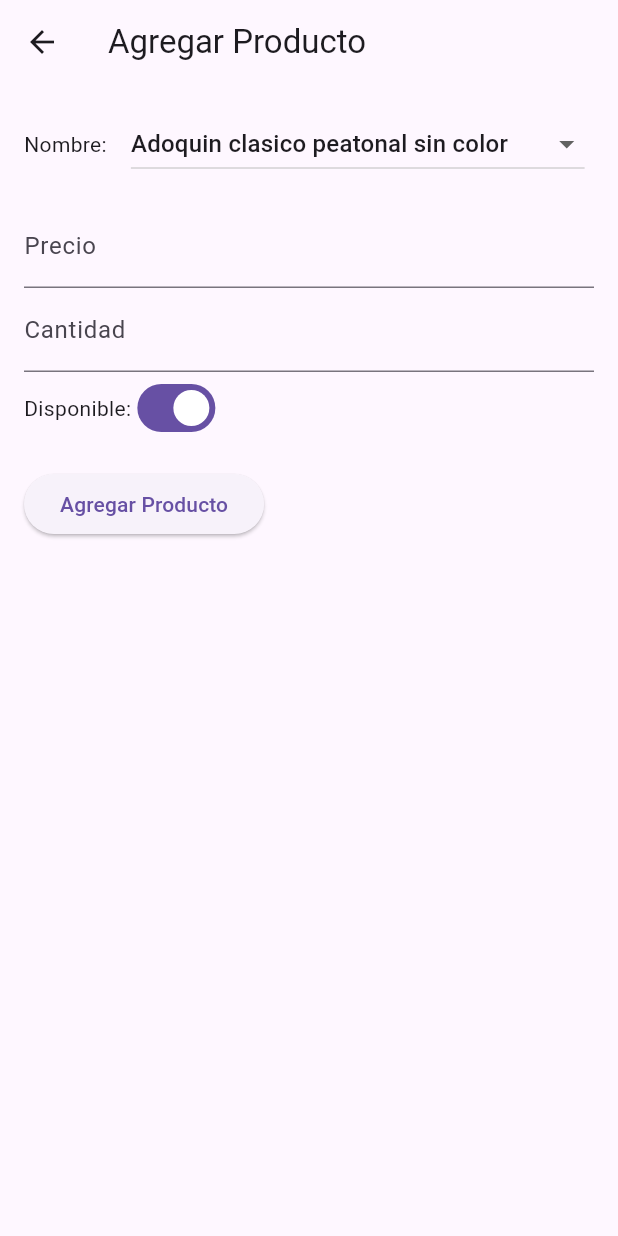
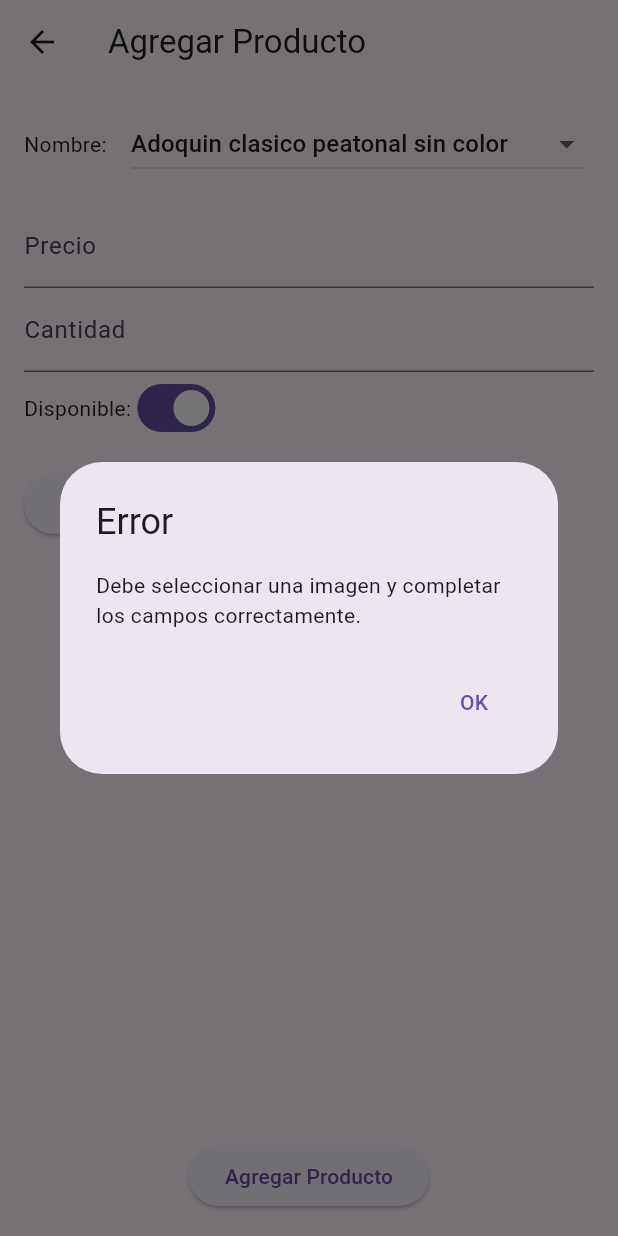
Before and after one commit to jhonatan1997ac/hormi, a Flutter app: the AgregarProducto screen opened by its route, after a tap on "Agregar Producto", on a phone screen of 412 x 824 dp. Run offline on Flutter 3.47's test engine with Material 3 defaults, Android fonts, the phone set to English and light mode, and no system bars; our stand-ins replace cloud_firestore, csv, firebase_auth, firebase_core, firebase_storage, flutter_local_notifications and 1 more; accounts and stored records are empty.

Commit message:
cambis de imagen

```diff
--- a/lib/pages/inicio/bodega/agregar_producto_bodega.dart
+++ b/lib/pages/inicio/bodega/agregar_producto_bodega.dart
@@ -1,6 +1,8 @@
-import 'package:flutter/foundation.dart';
+import 'dart:io';
 import 'package:flutter/material.dart';
 import 'package:cloud_firestore/cloud_firestore.dart';
+import 'package:flutter/foundation.dart';
+import 'package:image_picker/image_picker.dart';
 
 class ProductoService {
   final FirebaseFirestore _firestore = FirebaseFirestore.instance;
@@ -12,6 +14,9 @@ class ProductoService {
         'precio': nuevoProducto.precio,
         'cantidad': nuevoProducto.cantidad,
         'disponible': nuevoProducto.disponible,
+        'imagen': nuevoProducto.imagen != null
+            ? File(nuevoProducto.imagen!.path).toString()
+            : null,
       });
       if (kDebugMode) {
         print('Producto agregado correctamente a la base de datos.');
@@ -29,20 +34,21 @@ class Producto {
   double precio;
   int cantidad;
   int disponible;
+  File? imagen;
 
   Producto({
     required this.nombre,
     required this.precio,
     required this.cantidad,
     required this.disponible,
+    this.imagen,
   });
 
-  // Método para convertir el número de disponibilidad a un valor booleano
   bool get estaDisponible => disponible == 1;
 }
 
 class AgregarProducto extends StatefulWidget {
-  const AgregarProducto({super.key});
+  const AgregarProducto({Key? key}) : super(key: key);
 
   @override
   _AgregarProductoState createState() => _AgregarProductoState();
@@ -52,8 +58,9 @@ class _AgregarProductoState extends State<AgregarProducto> {
   final _precioController = TextEditingController();
   final _cantidadController = TextEditingController();
   bool _disponible = true;
-  String _selectedProducto =
-      'Adoquin clasico peatonal sin color'; // Valor inicial del menú desplegable
+  String _selectedProducto = 'Adoquin clasico peatonal sin color';
+  File? _selectedImage;
+
   final List<String> _productos = [
     'Adoquin clasico peatonal sin color',
     'Adoquin clasico peatonal con color',
@@ -117,18 +124,17 @@ class _AgregarProductoState extends State<AgregarProducto> {
               controller: _precioController,
               keyboardType: TextInputType.number,
             ),
-            if (int.tryParse(_precioController.text) != null &&
-                int.parse(_precioController.text) > 0)
+            if (double.tryParse(_precioController.text) != null &&
+                double.parse(_precioController.text) <= 0)
               const Text(
-                'La precio debe ser mayor a 0',
+                'El precio debe ser mayor a 0',
                 style: TextStyle(color: Colors.red),
               ),
             TextField(
-              decoration: const InputDecoration(labelText: 'Cantidad'),
+              decoration: InputDecoration(labelText: 'Cantidad'),
               controller: _cantidadController,
               keyboardType: TextInputType.number,
             ),
-            const SizedBox(width: 20.0),
             if (int.tryParse(_cantidadController.text) != null &&
                 int.parse(_cantidadController.text) < 1)
               const Text(
@@ -149,20 +155,62 @@ class _AgregarProductoState extends State<AgregarProducto> {
               ],
             ),
             const SizedBox(height: 16.0),
+            if (_selectedImage != null) Image.file(_selectedImage!),
             ElevatedButton(
+              onPressed: _seleccionarImagen,
+              child: const Text('Seleccionar Imagen'),
+            ),
+            const SizedBox(height: 16.0),
+            const Spacer(), // Agregado para centrar el botón en la pantalla
+            Center(
+              child: ElevatedButton(
                 onPressed: () {
-                if (int.tryParse(_cantidadController.text) != null &&
+                  if (_selectedImage != null &&
+                      double.tryParse(_precioController.text) != null &&
+                      double.parse(_precioController.text) > 0 &&
+                      int.tryParse(_cantidadController.text) != null &&
                       int.parse(_cantidadController.text) >= 1) {
                     _agregarProducto();
                     Navigator.pushNamed(context, '/disponibilidadproducto');
+                  } else {
+                    showDialog(
+                      context: context,
+                      builder: (BuildContext context) {
+                        return AlertDialog(
+                          title: const Text('Error'),
+                          content: const Text(
+                              'Debe seleccionar una imagen y completar los campos correctamente.'),
+                          actions: [
+                            TextButton(
+                              onPressed: () {
+                                Navigator.of(context).pop();
+                              },
+                              child: Text('OK'),
+                            ),
+                          ],
+                        );
+                      },
+                    );
                   }
                 },
                 child: const Text('Agregar Producto'),
+              ),
             ),
           ],
         ),
       ),
     );
+  }
+
+  Future<void> _seleccionarImagen() async {
+    final picker = ImagePicker();
+    final pickedFile = await picker.pickImage(source: ImageSource.gallery);
+
+    setState(() {
+      if (pickedFile != null) {
+        _selectedImage = File(pickedFile.path);
+      }
+    });
   }
 
   void _agregarProducto() {
@@ -175,6 +223,7 @@ class _AgregarProductoState extends State<AgregarProducto> {
       precio: precio,
       cantidad: cantidad,
       disponible: _disponible ? 1 : 0,
+      imagen: _selectedImage,
     );
 
     final productoService = ProductoService();
--- a/lib/pages/inicio/bodega/disponibilidad_produto.dart
+++ b/lib/pages/inicio/bodega/disponibilidad_produto.dart
@@ -20,7 +20,7 @@ class DisponibilidadProducto extends StatelessWidget {
   Widget build(BuildContext context) {
     return Scaffold(
       appBar: AppBar(
-        title: Text('Datos ingresados'),
+        title: const Text('Datos ingresados'),
       ),
       body: StreamBuilder<QuerySnapshot>(
         stream: FirebaseFirestore.instance
@@ -28,7 +28,7 @@ class DisponibilidadProducto extends StatelessWidget {
             .snapshots(),
         builder: (context, snapshot) {
           if (!snapshot.hasData) {
-            return CircularProgressIndicator();
+            return const CircularProgressIndicator();
           }
           var productos = snapshot.data!.docs;
           List<Widget> productosWidget = [];
```
Also changed, not shown: lib/pages/inicio/administrador/venta_administrador.dart (+23 -21 lines). Lines whose indentation alone changed are shown as unchanged.
